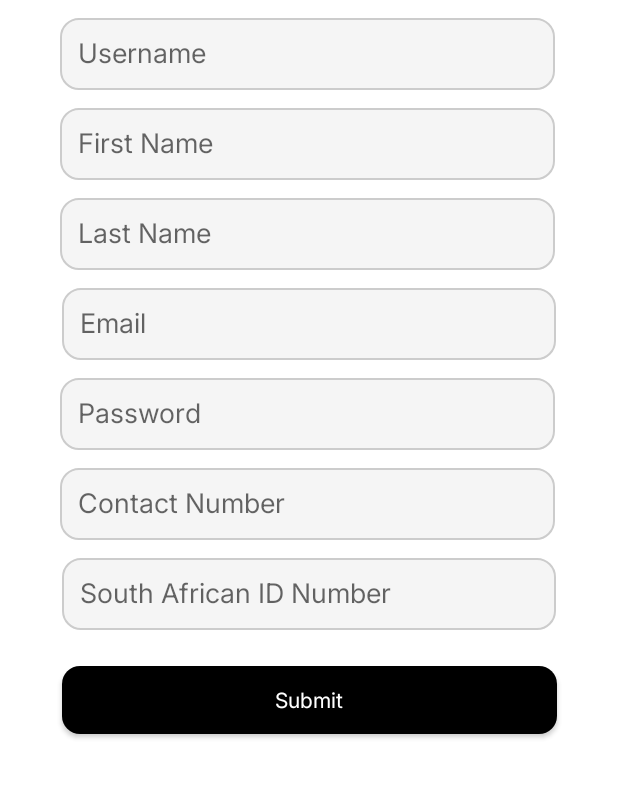
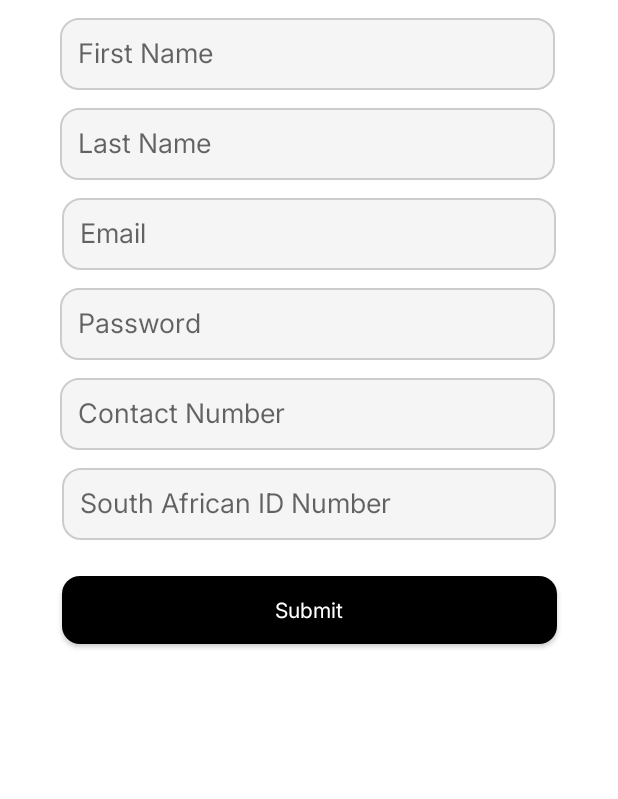
Before and after one commit to joshsawyer/lend-a-hand-project, an Android app: the RegisterActivity screen opened directly, with no data from a screen before it, on a phone screen of 412 x 824 dp, the part 300-1099 px from its top. Run offline under Robolectric (Android 15) with nearby library versions, the light colour scheme and no system bars.

Commit message:
removed username parameter

```diff
--- a/app/src/main/res/layout/activity_register.xml
+++ b/app/src/main/res/layout/activity_register.xml
@@ -35,29 +35,13 @@
         android:layout_marginTop="12dp"
         android:background="@drawable/rounded_edittext"
         android:fontFamily="@font/inter"
-        android:hint="Username"
+        android:hint="First Name"
         android:padding="12dp"
         android:textColor="#000000"
         app:layout_constraintEnd_toEndOf="parent"
         app:layout_constraintHorizontal_bias="0.487"
         app:layout_constraintStart_toStartOf="parent"
         app:layout_constraintTop_toBottomOf="@+id/appTitle"
-        app:layout_constraintWidth_percent="0.8" />
-
-    <EditText
-        android:id="@+id/fNameInput"
-        android:layout_width="0dp"
-        android:layout_height="48dp"
-        android:layout_marginTop="12dp"
-        android:background="@drawable/rounded_edittext"
-        android:fontFamily="@font/inter"
-        android:hint="First Name"
-        android:padding="12dp"
-        android:textColor="#000000"
-        app:layout_constraintEnd_toEndOf="parent"
-        app:layout_constraintHorizontal_bias="0.487"
-        app:layout_constraintStart_toStartOf="parent"
-        app:layout_constraintTop_toBottomOf="@+id/usernameInput"
         app:layout_constraintWidth_percent="0.8" />
 
     <EditText
@@ -73,7 +57,7 @@
         app:layout_constraintEnd_toEndOf="parent"
         app:layout_constraintHorizontal_bias="0.487"
         app:layout_constraintStart_toStartOf="parent"
-        app:layout_constraintTop_toBottomOf="@+id/fNameInput"
+        app:layout_constraintTop_toBottomOf="@+id/usernameInput"
         app:layout_constraintWidth_percent="0.8" />
 
     <EditText
```
